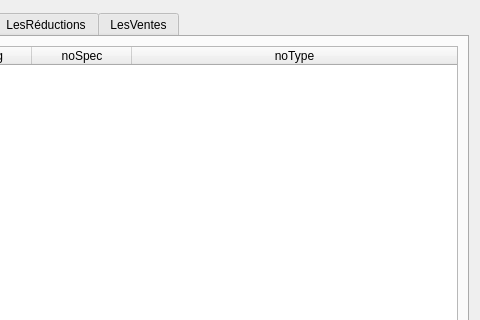
mat05/BD_Project, file gui/v1_tablesData.ui: the form before one commit; both pictures show x 591 to 1071 and y 0 to 320 of the 1071 by 599 pixel window.
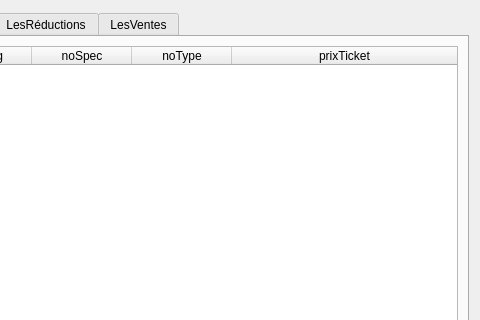
The form after the commit. The open tabs and pages were chosen to show the change.

What changed in the file:
```diff
--- a/gui/v1_tablesData.ui
+++ b/gui/v1_tablesData.ui
@@ -339,6 +339,11 @@
            <string>noType</string>
           </property>
          </column>
+         <column>
+          <property name="text">
+           <string>prixTicket</string>
+          </property>
+         </column>
         </widget>
        </item>
        <item>
```
Left out of the diff: 2 changed lines with no effect on the pictures.
